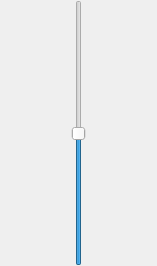
Before: the Qt Designer form subtewidgets/tractionlever.ui in Subtes/proyecto_subtes, drawn with Qt 5.
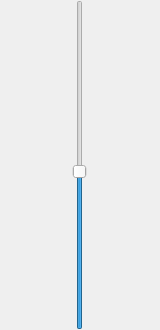
After: the same form once the commit is applied. Icons and pictures are not drawn.

Diff of the .ui file:
```diff
--- a/subtewidgets/tractionlever.ui
+++ b/subtewidgets/tractionlever.ui
@@ -6,8 +6,8 @@
    <rect>
     <x>0</x>
     <y>0</y>
-    <width>157</width>
-    <height>266</height>
+    <width>160</width>
+    <height>330</height>
    </rect>
   </property>
   <property name="windowTitle">
@@ -18,22 +18,25 @@
     <rect>
      <x>0</x>
      <y>0</y>
-     <width>157</width>
-     <height>266</height>
+     <width>160</width>
+     <height>330</height>
     </rect>
    </property>
    <property name="styleSheet">
     <string notr="true">background-image: url(:/resources/BKG_palanca.png);</string>
    </property>
    <property name="minimum">
-    <number>-5</number>
+    <number>-12</number>
    </property>
    <property name="maximum">
-    <number>5</number>
+    <number>13</number>
    </property>
    <property name="singleStep">
     <number>1</number>
    </property>
+   <property name="pageStep">
+    <number>1</number>
+   </property>
    <property name="value">
     <number>0</number>
    </property>
@@ -43,6 +46,12 @@
    <property name="orientation">
     <enum>Qt::Vertical</enum>
    </property>
+   <property name="invertedAppearance">
+    <bool>false</bool>
+   </property>
+   <property name="invertedControls">
+    <bool>false</bool>
+   </property>
   </widget>
  </widget>
  <resources/>
```
Left out of the diff: 2 changed lines with no effect on the pictures.
